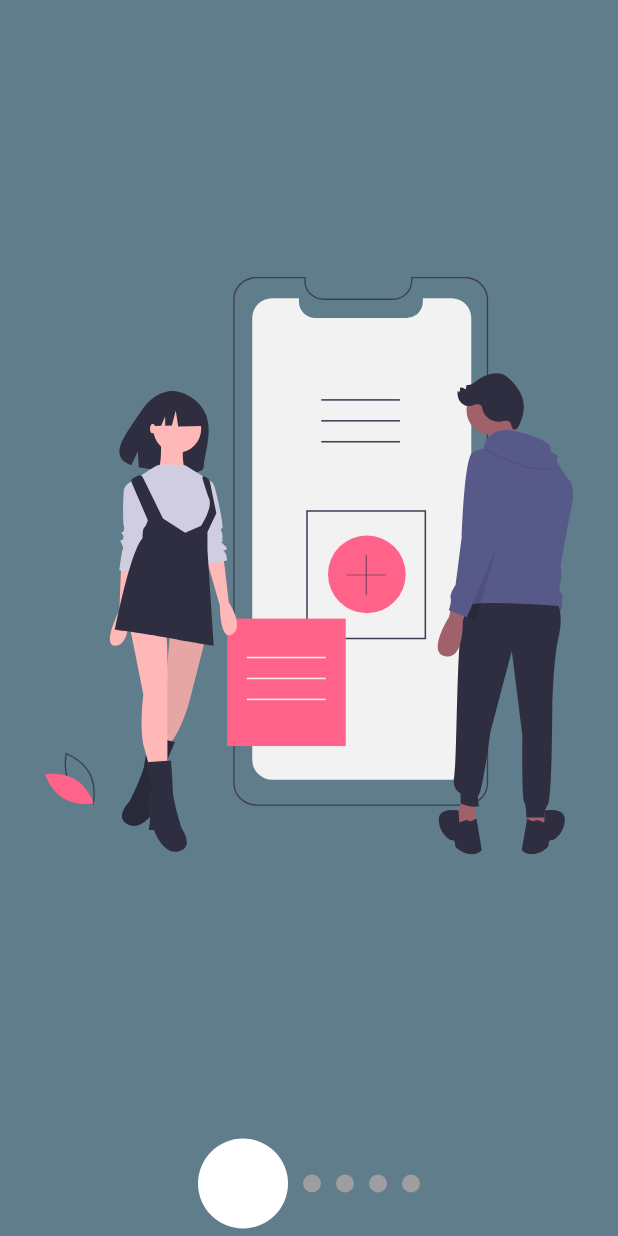
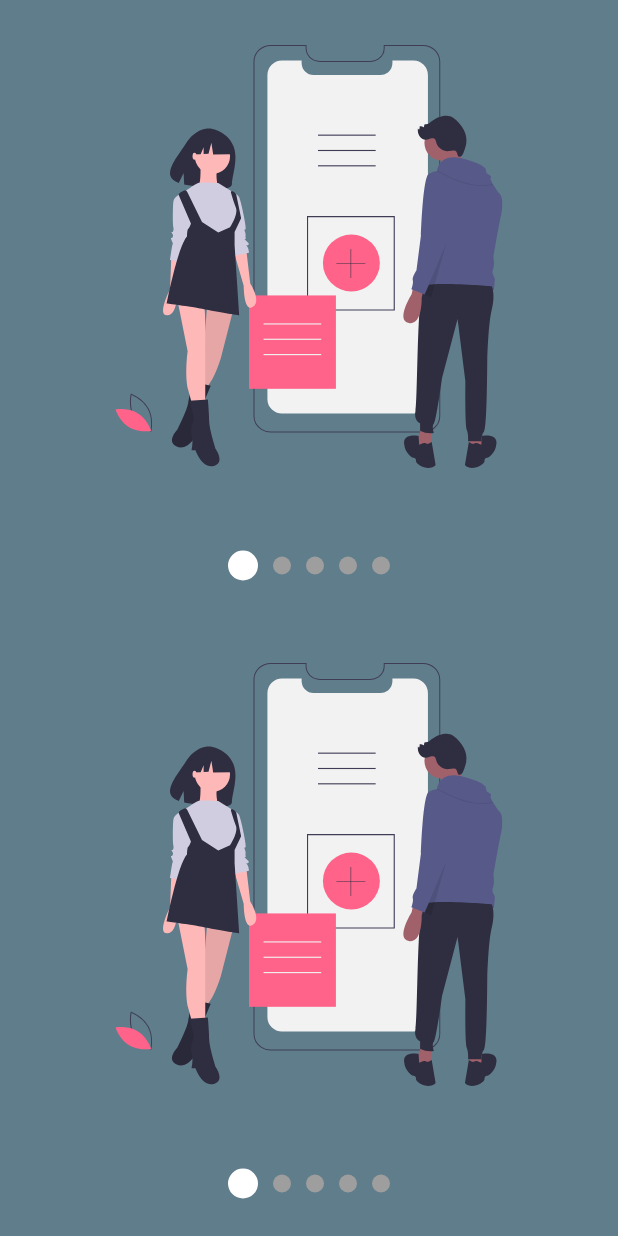
Before and after one commit to eliezerantonio/desenhos_animacoes, a Flutter app: the screen it shows after launch, on a phone screen of 412 x 824 dp. Run offline on Flutter 3.47's test engine with Material 2 defaults, Android fonts, the phone set to English and light mode, and no system bars; our stand-ins replace animate_do, assets_audio_player, flutter_svg, font_awesome_flutter.

Commit message:
primeira versao terminada slideshow

```diff
--- a/01_custom_painter/lib/src/pages/slideshow_page.dart
+++ b/01_custom_painter/lib/src/pages/slideshow_page.dart
@@ -7,9 +7,26 @@ class SlideshowPage extends StatelessWidget {
   Widget build(BuildContext context) {
     return Scaffold(
       backgroundColor: Colors.blueGrey,
-      body: Slideshow(
+      body: Column(
+        children: [
+          Expanded(child: MySlideshow()),
+          Expanded(child: MySlideshow()),
+        ],
+      ),
+    );
+  }
+}
+
+class MySlideshow extends StatelessWidget {
+  const MySlideshow({
+    Key key,
+  }) : super(key: key);
+
+  @override
+  Widget build(BuildContext context) {
+    return Slideshow(
       pointsAbove: false,
-        primaryBullet: 60,
+      primaryBullet: 20,
       secundaryBullet: 12,
       primaryColor: Colors.white,
       secundaryColor: Colors.grey,
@@ -20,7 +37,6 @@ class SlideshowPage extends StatelessWidget {
         SvgPicture.asset("assets/slide-4.svg"),
         SvgPicture.asset("assets/slide-5.svg"),
       ],
-      ),
     );
   }
 }
--- a/01_custom_painter/lib/src/widgets/slideshow.dart
+++ b/01_custom_painter/lib/src/widgets/slideshow.dart
@@ -191,13 +191,11 @@ class _SlidershowModel with ChangeNotifier {
 
   set primaryColor(Color color) {
     this._primaryColor = color;
-    notifyListeners();
   }
 
   Color get secundaryColor => this._secundaryColor;
   set secundaryColor(Color color) {
     this._secundaryColor = color;
-    notifyListeners();
   }
 
   //get set pontos
@@ -206,7 +204,6 @@ class _SlidershowModel with ChangeNotifier {
 
   set primaryBullet(double size) {
     this._primaryBullet = size;
-    notifyListeners();
   }
 
   double get secundaryBullet => this._secundaryBullet;
@@ -214,6 +211,5 @@ class _SlidershowModel with ChangeNotifier {
   set secundaryBullet(double size) {
     this._secundaryBullet = size;
 
-    notifyListeners();
   }
 }
```
Lines whose indentation alone changed are shown as unchanged.
